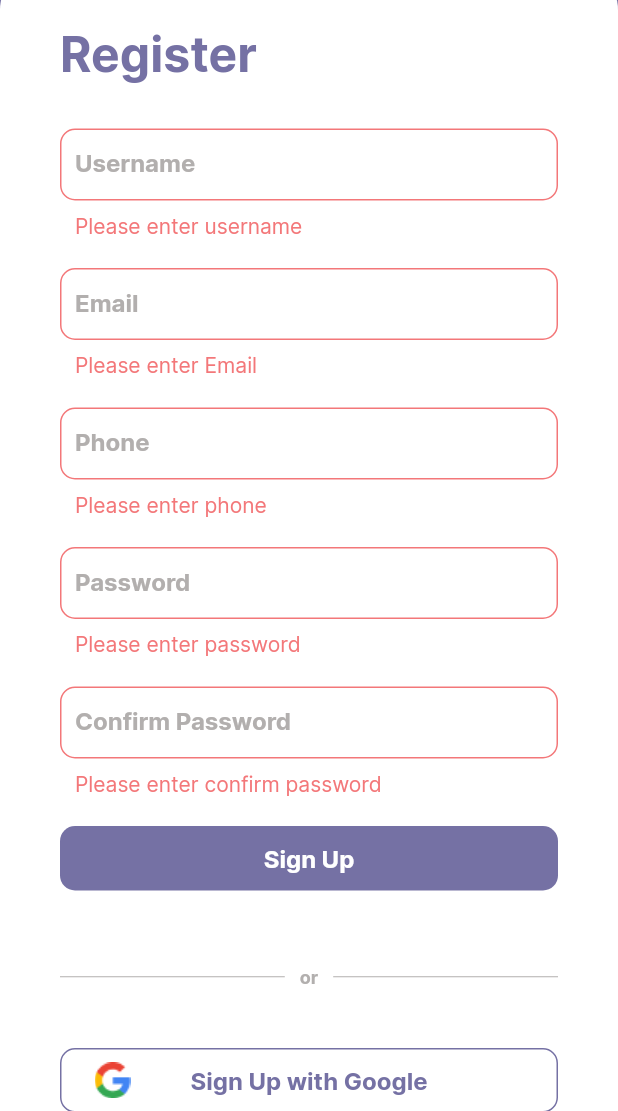
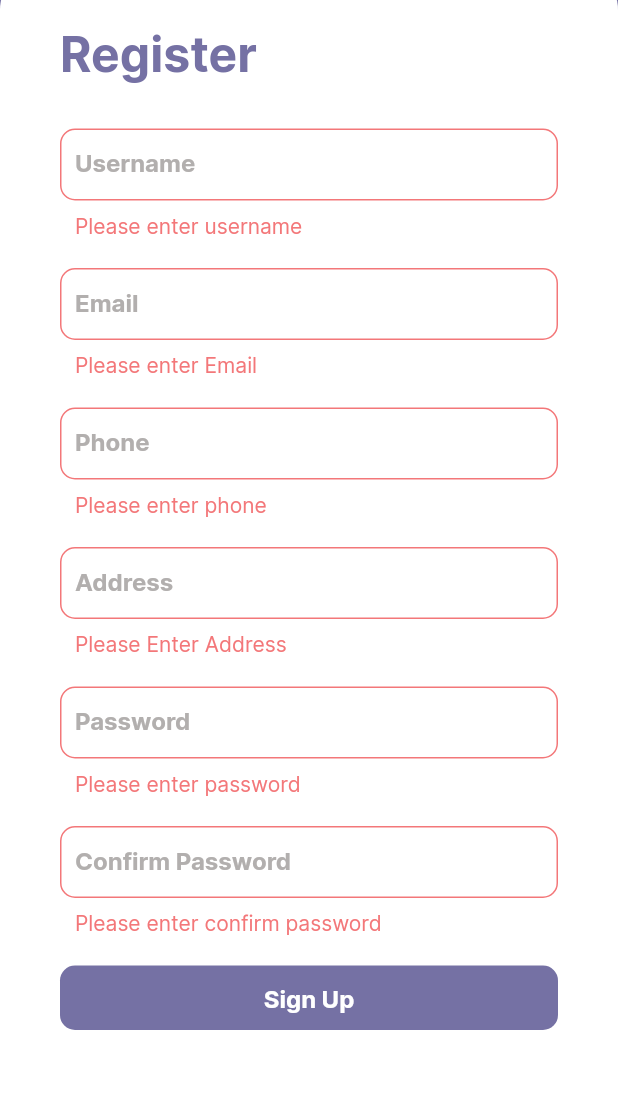
Before and after one commit to karnhao/nullshop, a Flutter app: the RegisterScreen screen opened by its route, after a tap on "Sign Up", on a phone screen of 412 x 824 dp, the part 125-1236 px from its top. Run offline on Flutter 3.47's test engine with Material 2 defaults, Android fonts, the phone set to English and light mode, and no system bars; our stand-ins replace cloud_firestore, firebase_auth, firebase_core, flutter_svg, image_picker; accounts and stored records are empty.

Commit message:
update 10/11/2022 13:25

```diff
--- /dev/null
+++ b/lib/models/user_model.dart
@@ -0,0 +1,50 @@
+class User {
+  final String uid;
+  final String email;
+  final String username;
+  final String? role;
+  final String? phone;
+  final String? address;
+  double? coin;
+
+  User(
+      {required this.uid,
+      required this.email,
+      required this.username,
+      this.role,
+      this.phone,
+      this.address,
+      this.coin});
+
+  static User fromMap2({required Map<String, dynamic> userMap}) {
+    return User(
+      uid: userMap["uid"],
+      email: userMap["email"],
+      username: userMap["username"],
+      role: userMap["role"],
+      phone: userMap["phone"],
+      address: userMap["address"],
+      coin: userMap["coin"],
+    );
+  }
+
+  User.fromMap({required Map<String, dynamic> userMap})
+      : uid = userMap["uid"],
+        email = userMap["email"],
+        username = userMap["username"],
+        role = userMap["role"],
+        phone = userMap["phone"],
+        address = userMap["address"],
+        coin = userMap["coin"];
+
+  Map<String, dynamic> toMap() => {
+        "uid": uid,
+        "email": email,
+        "username": username,
+        // ?? operator is if first variable is null, then choose second(right side) variable instead.
+        "role": role ?? "",
+        "phone": phone ?? "",
+        "address": address ?? "",
+        "coin": coin ?? 0
+      };
+}
--- a/lib/screens/register_screen.dart
+++ b/lib/screens/register_screen.dart
@@ -1,9 +1,15 @@
+import 'dart:developer';
+
+import 'package:firebase_auth/firebase_auth.dart' as fba;
+import 'package:nullshop/services/auth_sesrvice.dart';
 import 'package:nullshop/themes/colors.dart';
+import 'package:nullshop/utils/show_snack_bar.dart';
 import 'package:nullshop/widgets/input_decoration.dart';
 import 'package:nullshop/widgets/main_btn.dart';
 import 'package:flutter/material.dart';
 import 'package:flutter/services.dart';
 import 'package:flutter_svg/flutter_svg.dart';
+import 'package:provider/provider.dart';
 
 class RegisterScreen extends StatefulWidget {
   const RegisterScreen({Key? key}) : super(key: key);
@@ -14,7 +20,7 @@
 
 class _RegisterScreenState extends State<RegisterScreen> {
   final formKey = GlobalKey<FormState>();
-  String? username, email, phone, password, confirmPassword;
+  String? username, email, phone, password, confirmPassword, address;
 
   @override
   Widget build(BuildContext context) {
@@ -59,6 +65,7 @@
                   createUsername(),
                   createEmail(),
                   createPhone(),
+                  createAddress(),
                   createPassword(),
                   createConfirmPassword(),
                 ],
@@ -68,11 +75,7 @@
                 padding: const EdgeInsets.only(top: 10, bottom: 20),
                 child: InkWell(
                     onTap: () {
-                      if (formKey.currentState!.validate()) {
-                        formKey.currentState!.save();
-                        Navigator.of(context)
-                            .pushNamedAndRemoveUntil('/home', (route) => false);
-                      }
+                      registerHandle(context: context);
                     },
                     child: const MainBtnWidget(
                         colorBtn: kColorsPurple,
@@ -204,6 +207,29 @@
         ));
   }
 
+  Widget createAddress() {
+    return Padding(
+        padding: const EdgeInsets.symmetric(vertical: 10, horizontal: 40),
+        child: TextFormField(
+          keyboardType: TextInputType.text,
+          autofocus: false,
+          style: const TextStyle(
+              fontSize: 16.0,
+              fontWeight: FontWeight.w600,
+              color: kColorsPurple),
+          decoration: inputDecorationWidget(context, 'Address'),
+          validator: (value) {
+            if (value!.isEmpty) {
+              return "Please Enter Address";
+            }
+            return null;
+          },
+          onChanged: (value) {
+            address = value;
+          },
+        ));
+  }
+
   Widget createConfirmPassword() {
     return Padding(
         padding: const EdgeInsets.symmetric(vertical: 10, horizontal: 40),
@@ -228,4 +254,38 @@
           },
         ));
   }
+
+  Future<void> registerHandle({required BuildContext context}) async {
+    final AuthService authService =
+        Provider.of<AuthService>(context, listen: false);
+    if (formKey.currentState!.validate()) {
+      formKey.currentState!.save();
+
+      showDialog(
+          context: context,
+          builder: (context) => const Center(
+                child: CircularProgressIndicator(strokeWidth: 4),
+              ));
+
+      try {
+        await authService.createUser(
+          email: email!,
+          username: username!,
+          password: password!,
+          address: address,
+          coin: 0,
+          phone: phone,
+          role: "role",
+        );
+
+        if (!mounted) return;
+        Navigator.of(context)
+            .pushNamedAndRemoveUntil('/home', (route) => false);
+      } on fba.FirebaseAuthException catch (e) {
+        log(e.message!);
+        showSnackBar("Failed to authenticate to Firebase Auth - ${e.message}");
+        Navigator.pop(context);
+      }
+    }
+  }
 }
--- /dev/null
+++ b/lib/services/database_service_interface.dart
@@ -0,0 +1,6 @@
+import 'package:nullshop/models/user_model.dart';
+
+abstract class DatabaseServiceInterface {
+  Future<void> createUserFromModel({required User user});
+  Future<User?> getUserFromUid({required String uid});
+}
--- a/pubspec.yaml
+++ b/pubspec.yaml
@@ -43,6 +43,7 @@
   firebase_auth: ^4.1.1
   firebase_storage: ^11.0.4
   cloud_firestore: ^4.0.4
+  provider: ^6.0.4
 
 dev_dependencies:
   flutter_test:
```
Also changed, not shown: lib/main.dart (+21 -5 lines), lib/screens/login_screen.dart (+10 -4 lines), lib/screens/profile_screen.dart (+16 -4 lines), lib/services/auth_sesrvice.dart (added, +64 -0 lines), lib/services/database_service.dart (added, +26 -0 lines), lib/services/database_service_test.dart (added, +14 -0 lines), lib/utils/show_snack_bar.dart (added, +21 -0 lines), pubspec.lock.
